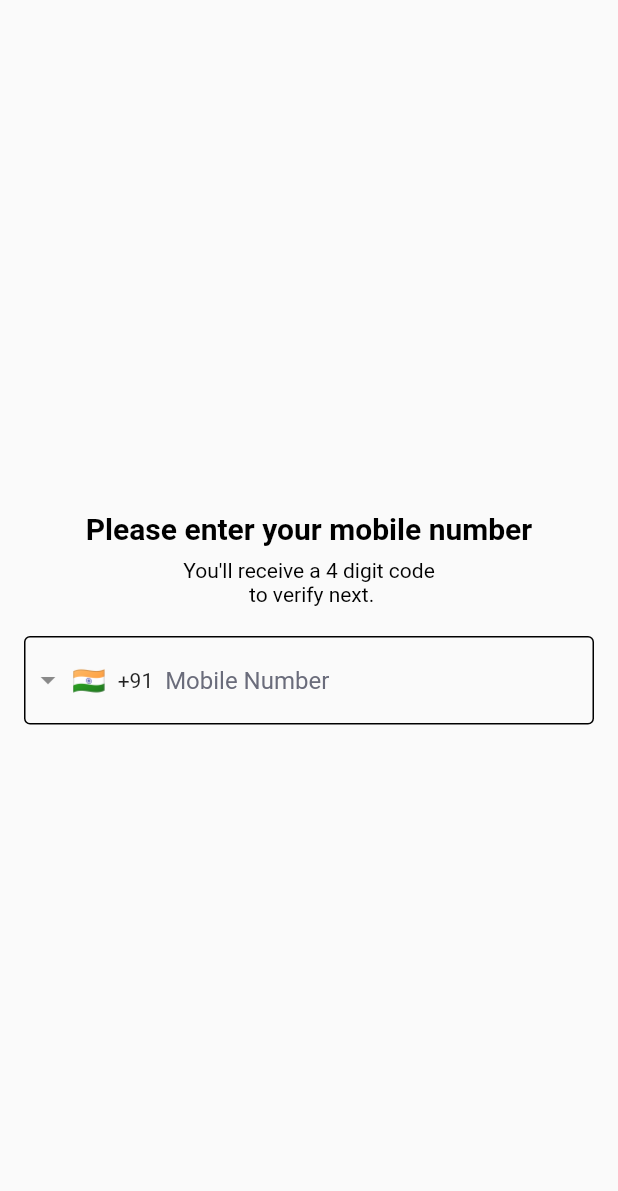
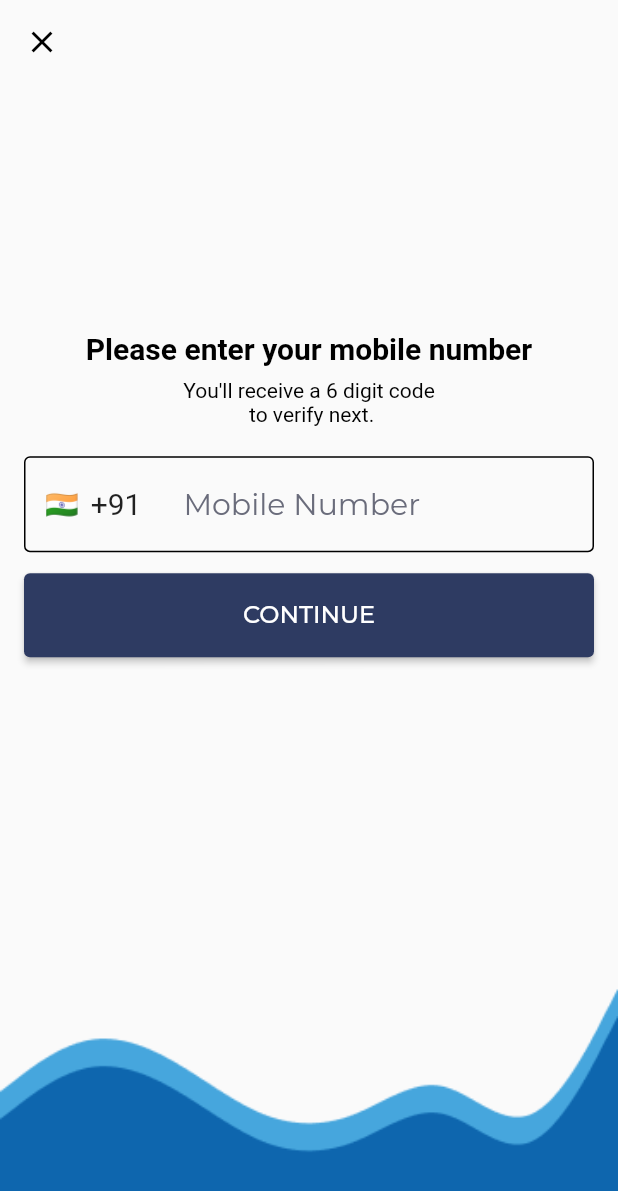
Before and after one commit to aman-netizen-ux/Phone-Verification, a Flutter app: the screen it shows after launch, after a tap on "NEXT", on a phone screen of 412 x 824 dp. Shown: the top 1191 px of the screen. Run offline on Flutter 3.47's test engine with Material 2 defaults, Android fonts, the phone set to English and light mode, and no system bars; drawn by our look-alikes of intl_phone_field; our stand-ins replace firebase_auth, firebase_core, google_fonts; accounts and stored records are empty.

```diff
--- a/lib/main.dart
+++ b/lib/main.dart
@@ -1,9 +1,26 @@
+import 'package:firebase_core/firebase_core.dart';
 import 'package:flutter/material.dart';
+import 'package:google_fonts/google_fonts.dart';
+import 'package:task/otp.dart';
 import 'package:task/phone.dart';
+import 'package:task/home.dart';
 
-void main() {
+void main() async {
+  WidgetsFlutterBinding.ensureInitialized();
+  await Firebase.initializeApp();
   runApp(
-    MaterialApp(home: MyApp()),
+    MaterialApp(
+        home: const MyApp(),
+        debugShowCheckedModeBanner: false,
+        initialRoute: 'start',
+        routes: {
+          'start': (context) => const MyApp(),
+          'phone': (context) => const MobileNo(),
+          'otp': (context) => Otp(
+                phone: "",
+              ),
+          'home': (context) => const MyHome()
+        }),
   );
 }
 
@@ -28,7 +45,9 @@ class _MyAppState extends State<MyApp> {
       padding: const EdgeInsets.only(top: 0),
       child: Column(
         mainAxisAlignment: MainAxisAlignment.center,
+        crossAxisAlignment: CrossAxisAlignment.stretch,
         children: [
+          const Spacer(),
           Center(
               child: Column(
             mainAxisAlignment: MainAxisAlignment.spaceBetween,
@@ -38,19 +57,19 @@ class _MyAppState extends State<MyApp> {
               const SizedBox(
                 height: 30,
               ),
-              const Text(
+              Text(
                 'Please select your Language',
-                style: TextStyle(
+                style: GoogleFonts.roboto(
                     color: Colors.black,
-                    fontSize: 20,
+                    fontSize: 22,
                     fontWeight: FontWeight.w700),
               ),
               const SizedBox(
                 height: 8,
               ),
-              const Text(
+              Text(
                 'You can change the language \n at any time.',
-                style: TextStyle(
+                style: GoogleFonts.roboto(
                   color: Colors.black,
                   fontSize: 14,
                 ),
@@ -74,7 +93,7 @@ class _MyAppState extends State<MyApp> {
                       iconSize: 36,
                       isExpanded: true,
                       underline: SizedBox(),
-                      style: const TextStyle(
+                      style: GoogleFonts.montserrat(
                           color: Color.fromARGB(255, 47, 48, 55), fontSize: 16),
                       value: _selectedCategory,
                       items: Category.values
@@ -112,25 +131,26 @@ class _MyAppState extends State<MyApp> {
                             MaterialPageRoute(
                                 builder: (context) => MobileNo()));
                       },
-                      child:
-                          const Text('NEXT', style: TextStyle(fontSize: 16)))),
+                      child: Text('NEXT',
+                          style: GoogleFonts.montserrat(fontSize: 16)))),
             ],
           )),
-          Column(
-            mainAxisAlignment: MainAxisAlignment.end,
-            children: [
-              Stack(
-                children: [
-                  Image.asset(
-                    'asset/images/Vector.png',
-                    fit: BoxFit.cover,
-                    alignment: Alignment.bottomLeft,
+          const Spacer(),
+          FittedBox(
+            fit: BoxFit.fitWidth,
+            child: Stack(
+              children: [
+                Image.asset(
+                  'asset/images/Vector.png',
+                ),
+                Positioned(
+                  bottom: 0,
+                  child: Image.asset(
+                    'asset/images/Vector-1.png',
                   ),
-                  Image.asset('asset/images/Vector-1.png',
-                      fit: BoxFit.cover, alignment: Alignment.bottomCenter)
-                ],
-              ),
-            ],
+                )
+              ],
+            ),
           ),
         ],
       ),
--- a/lib/phone.dart
+++ b/lib/phone.dart
@@ -1,12 +1,21 @@
+import 'package:firebase_auth/firebase_auth.dart';
 import 'package:flutter/material.dart';
+import 'package:google_fonts/google_fonts.dart';
+
 import 'package:intl_phone_field/intl_phone_field.dart';
+import 'otp.dart';
 
-// void main() {
-//   runApp(MobileNo());
-// }
+void main() {
+  runApp(
+    MaterialApp(home: MobileNo()),
+  );
+}
 
 class MobileNo extends StatefulWidget {
   const MobileNo({super.key});
+
+  static String verify = "";
+
   @override
   State<MobileNo> createState() {
     return _MobileNoState();
@@ -14,27 +23,64 @@ class MobileNo extends StatefulWidget {
 }
 
 class _MobileNoState extends State<MobileNo> {
+  TextEditingController phoneNumber = TextEditingController();
+
+  bool visible = false;
+  var temp;
+
+  String? codeMobile;
+  var mobile;
+
+  @override
+  void dispose() {
+    phoneNumber.dispose();
+
+    super.dispose();
+  }
+
   @override
   Widget build(BuildContext context) {
     return MaterialApp(
       home: Scaffold(
-        body: Center(
+        extendBodyBehindAppBar: true,
+        appBar: AppBar(
+          backgroundColor: Colors.transparent,
+          elevation: 0,
+          leading: IconButton(
+            onPressed: () {
+              Navigator.pop(context);
+            },
+            icon: const Icon(Icons.close),
+            color: Colors.black,
+          ),
+        ),
+        body: Padding(
+          padding: const EdgeInsets.only(top: 0),
+          child: Column(
+            mainAxisAlignment: MainAxisAlignment.center,
+            crossAxisAlignment: CrossAxisAlignment.stretch,
+            children: [
+              const Spacer(),
+              Center(
+                child: Expanded(
                   child: Column(
                     mainAxisSize: MainAxisSize.min,
+                    crossAxisAlignment: CrossAxisAlignment.stretch,
                     children: [
-              const Text(
+                      Text(
                         'Please enter your mobile number',
-                style: TextStyle(
+                        style: GoogleFonts.roboto(
                             fontWeight: FontWeight.bold,
                             fontSize: 20,
                             color: Colors.black),
+                        textAlign: TextAlign.center,
                       ),
                       const SizedBox(
                         height: 8,
                       ),
-              const Text(
-                'You\'ll receive a 4 digit code\n to verify next.',
-                style: TextStyle(
+                      Text(
+                        'You\'ll receive a 6 digit code\n to verify next.',
+                        style: GoogleFonts.roboto(
                           color: Colors.black,
                           fontSize: 14,
                         ),
@@ -47,26 +93,86 @@ class _MobileNoState extends State<MobileNo> {
                         margin: const EdgeInsets.only(left: 16.0, right: 16.0),
                         child: IntlPhoneField(
                           invalidNumberMessage: null,
-                    decoration: const InputDecoration(
+                          showDropdownIcon: false,
+                          dropdownTextStyle: TextStyle(fontSize: 20),
+                          flagsButtonMargin:
+                              const EdgeInsets.only(left: 10, right: 20),
+                          decoration: InputDecoration(
                             counterText: '',
-                      focusedErrorBorder: OutlineInputBorder(
-                        borderSide: BorderSide(width: 1, color: Colors.black),
+                            focusedErrorBorder: const OutlineInputBorder(
+                              borderSide:
+                                  BorderSide(width: 1, color: Colors.black),
                             ),
                             hintText: 'Mobile Number',
-                      hintStyle:
-                          TextStyle(color: Color.fromARGB(255, 106, 108, 123)),
-                      enabledBorder: OutlineInputBorder(
-                        borderSide: BorderSide(width: 1, color: Colors.black),
+                            hintStyle: GoogleFonts.montserrat(
+                                fontSize: 20,
+                                color: Color.fromARGB(255, 106, 108, 123)),
+                            enabledBorder: const OutlineInputBorder(
+                              borderSide:
+                                  BorderSide(width: 1, color: Colors.black),
                             ),
-                      focusedBorder: OutlineInputBorder(
-                        borderSide: BorderSide(width: 1, color: Colors.black),
+                            focusedBorder: const OutlineInputBorder(
+                              borderSide:
+                                  BorderSide(width: 1, color: Colors.black),
                             ),
                           ),
                           initialCountryCode: 'IN',
                           onChanged: (phone) {
-                      print(phone.completeNumber);
-                    }),
-              )
+                            setState(() {
+                              codeMobile = phone.completeNumber;
+                              mobile = phone.number;
+                            });
+                          },
+                        ),
+                      ),
+                      const SizedBox(
+                        height: 14,
+                      ),
+                      Container(
+                          margin:
+                              const EdgeInsets.only(left: 16.0, right: 16.0),
+                          height: 56,
+                          child: ElevatedButton(
+                              style: TextButton.styleFrom(
+                                  backgroundColor:
+                                      Color.fromARGB(255, 46, 59, 98)),
+                              onPressed: () async {
+                                String phoneNumberr =
+                                    '${codeMobile! + phoneNumber.text}';
+                                await FirebaseAuthentication()
+                                    .sendOTP(phoneNumberr);
+
+                                Navigator.push(
+                                  context,
+                                  MaterialPageRoute(
+                                    builder: (context) => Otp(phone: mobile),
+                                  ),
+                                );
+                              },
+                              child: Text('CONTINUE',
+                                  style:
+                                      GoogleFonts.montserrat(fontSize: 16)))),
+                    ],
+                  ),
+                ),
+              ),
+              const Spacer(),
+              FittedBox(
+                fit: BoxFit.fitWidth,
+                child: Stack(
+                  children: [
+                    Image.asset(
+                      'asset/images/Vector 3.png',
+                    ),
+                    Positioned(
+                      bottom: 0,
+                      child: Image.asset(
+                        'asset/images/Vector2.png',
+                      ),
+                    ),
+                  ],
+                ),
+              ),
             ],
           ),
         ),
@@ -74,3 +180,24 @@ class _MobileNoState extends State<MobileNo> {
     );
   }
 }
+
+class FirebaseAuthentication {
+  FirebaseAuth _auth = FirebaseAuth.instance;
+
+  Future<void> sendOTP(String codeMobile) async {
+    await _auth.verifyPhoneNumber(
+      phoneNumber: codeMobile,
+      verificationCompleted: (PhoneAuthCredential credential) {
+        _auth.signInWithCredential(credential);
+      },
+      verificationFailed: (FirebaseAuthException e) {
+        print('Failed to send OTP: ${e.message}');
+      },
+      codeSent: (String verificationId, int? resendToken) async {
+        MobileNo.verify = verificationId;
+        print('OTP Sent! Verification ID: $verificationId');
+      },
+      codeAutoRetrievalTimeout: (String verificationId) {},
+    );
+  }
+}
```
Also changed, not shown: lib/home.dart (added, +158 -0 lines), lib/otp.dart (added, +157 -0 lines), lib/res/pin_input.dart (added, +35 -0 lines), pubspec.yaml (+11 -0 lines), asset/images/Vector 3.png (added), asset/images/Vector 6.png (added), asset/images/Vector2.png (added), asset/images/shipper.png (added), pubspec.lock, 9 other files. Lines whose indentation alone changed are shown as unchanged.
